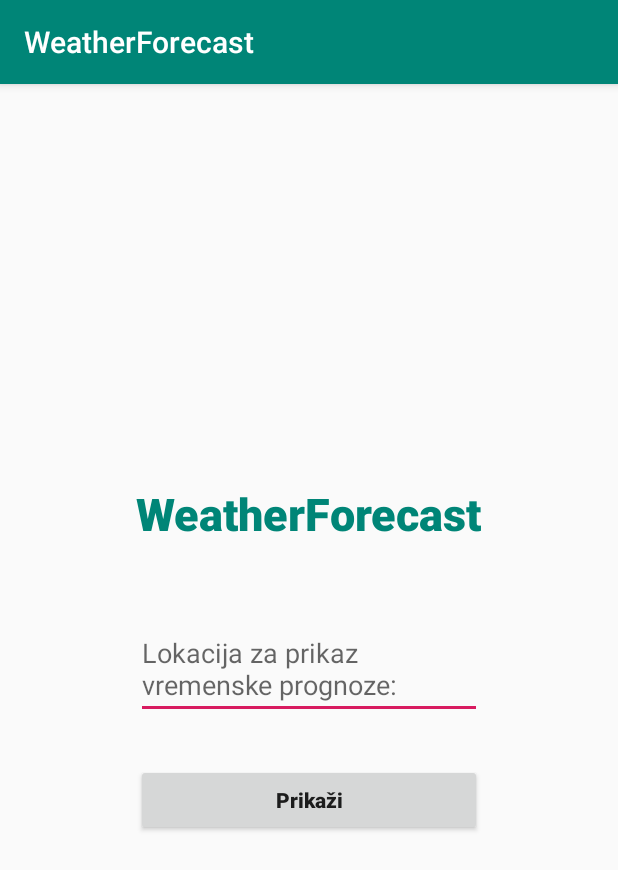
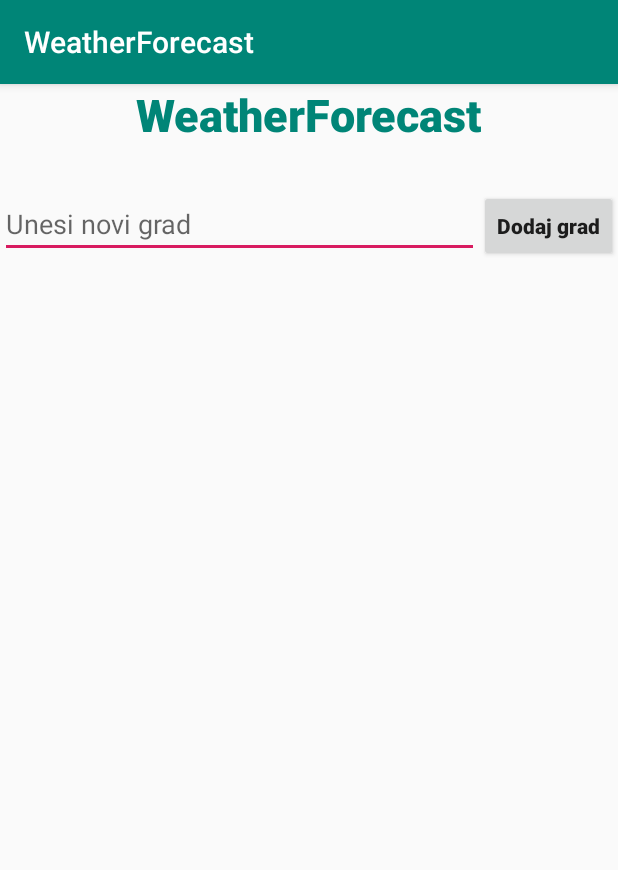
Before and after one commit to PetarZecevic/PNRS1, an Android app: the screen it shows after launch (MainActivity), on a phone screen of 412 x 824 dp. Shown: the top 870 px of the screen. Run offline under Robolectric (Android 15) with nearby library versions, the phone set to English and light mode, and no system bars.

Commit message:
WeatherForecast: add new city option and list view in activity main and city_element layout

```diff
--- a/WeatherForecast/app/src/main/java/com/example/weatherforecast/MainActivity.java
+++ b/WeatherForecast/app/src/main/java/com/example/weatherforecast/MainActivity.java
@@ -23,7 +23,7 @@ public class MainActivity extends AppCompatActivity implements View.OnClickListe
         setContentView(R.layout.activity_main);
 
         mCity = findViewById(R.id.city_name);
-        mSubmit = findViewById(R.id.display_stats);
+        mSubmit = findViewById(R.id.input_button);
         mSubmit.setOnClickListener(this);
 
         createCityAlert();
--- a/WeatherForecast/app/src/main/res/layout/activity_main.xml
+++ b/WeatherForecast/app/src/main/res/layout/activity_main.xml
@@ -1,10 +1,9 @@
 <?xml version="1.0" encoding="utf-8"?>
-<RelativeLayout xmlns:android="http://schemas.android.com/apk/res/android"
+<LinearLayout xmlns:android="http://schemas.android.com/apk/res/android"
     xmlns:app="http://schemas.android.com/apk/res-auto"
     xmlns:tools="http://schemas.android.com/tools"
     android:layout_width="match_parent"
     android:layout_height="match_parent"
-    android:gravity="center"
     android:orientation="vertical"
     tools:context=".MainActivity">
 
@@ -12,32 +11,33 @@
         android:id="@+id/app_name"
         android:layout_width="wrap_content"
         android:layout_height="wrap_content"
-        android:layout_centerInParent="true"
+        android:layout_gravity="center"
         android:text="@string/app_name"
         android:textColor="@color/colorPrimary"
         android:fontFamily="sans-serif-medium"
         android:textStyle="bold"
         android:textSize="30sp"/>
+    <LinearLayout
+        android:layout_width="match_parent"
+        android:layout_height="match_parent">
         <EditText
             android:id="@+id/city_name"
             android:layout_width="wrap_content"
             android:layout_height="wrap_content"
-        android:layout_below ="@+id/app_name"
-        android:layout_centerInParent="true"
-        android:layout_marginTop="50dp"
-        android:layout_alignLeft="@+id/app_name"
-        android:layout_alignRight="@+id/app_name"
+            android:layout_weight="1"
+            android:layout_marginTop="30dp"
             android:hint="@string/input_text_hint" />
         <Button
-        android:id="@+id/display_stats"
+            android:id="@+id/input_button"
             android:layout_width="wrap_content"
             android:layout_height="wrap_content"
-        android:layout_below="@+id/city_name"
-        android:layout_centerInParent="true"
             android:layout_marginTop="30dp"
-        android:layout_alignLeft="@+id/city_name"
-        android:layout_alignRight="@id/city_name"
             android:text="@string/input_button_name"
             android:textStyle="bold"
             android:textAllCaps="false" />
-</RelativeLayout>
+    </LinearLayout>
+    <ListView
+        android:id="@+id/city_list"
+        android:layout_width="match_parent"
+        android:layout_height="match_parent"/>
+</LinearLayout>
--- a/WeatherForecast/app/src/main/res/values/strings.xml
+++ b/WeatherForecast/app/src/main/res/values/strings.xml
@@ -1,7 +1,7 @@
 <resources>
     <string name="app_name">WeatherForecast</string>
-    <string name="input_text_hint">Lokacija za prikaz vremenske prognoze:</string>
-    <string name="input_button_name">Prikaži</string>
+    <string name="input_text_hint">Unesi novi grad</string>
+    <string name="input_button_name">Dodaj grad</string>
     <string name="alert_city_text">Morate navesti ime grada</string>
     <string name="alert_city_title">Prazno ime grada</string>
     <string name="alert_ok">OK</string>
```
Also changed, not shown: WeatherForecast/app/src/main/res/layout/city_element.xml (added, +16 -0 lines). Lines whose indentation alone changed are shown as unchanged.
